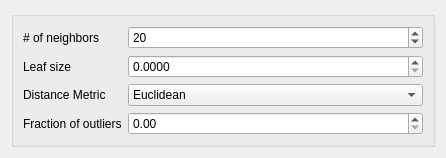
Above: ui/outliers_LOF.ui from tthatcher95/PyHAT_Point_Spectra_GUI before the change. Below: the same form after it.
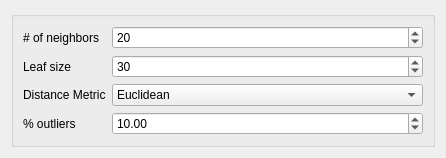
That is the form after the change.

Commit message: Fix outlier LOF UI

```diff
--- a/ui/outliers_LOF.ui
+++ b/ui/outliers_LOF.ui
@@ -56,16 +56,6 @@
         </property>
        </widget>
       </item>
-      <item row="1" column="1">
-       <widget class="QDoubleSpinBox" name="leaf_size_spin">
-        <property name="decimals">
-         <number>4</number>
-        </property>
-        <property name="maximum">
-         <double>0.500000000000000</double>
-        </property>
-       </widget>
-      </item>
       <item row="2" column="1">
        <widget class="QComboBox" name="metric_combo">
         <item>
@@ -90,12 +80,32 @@
       <item row="3" column="0">
        <widget class="QLabel" name="contamination_label">
         <property name="text">
-         <string>Fraction of outliers</string>
+         <string>% outliers</string>
         </property>
        </widget>
       </item>
       <item row="3" column="1">
-       <widget class="QDoubleSpinBox" name="contamination_spin"/>
+       <widget class="QDoubleSpinBox" name="contamination_spin">
+        <property name="maximum">
+         <double>50.000000000000000</double>
+        </property>
+        <property name="singleStep">
+         <double>1.000000000000000</double>
+        </property>
+        <property name="value">
+         <double>10.000000000000000</double>
+        </property>
+       </widget>
+      </item>
+      <item row="1" column="1">
+       <widget class="QSpinBox" name="leaf_size_spin">
+        <property name="maximum">
+         <number>999999</number>
+        </property>
+        <property name="value">
+         <number>30</number>
+        </property>
+       </widget>
       </item>
      </layout>
     </widget>
```
The commit also changes 2 other files.
